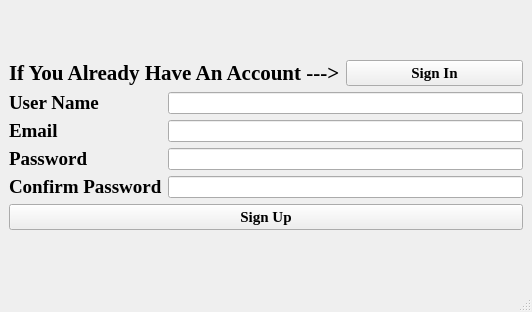
The window that src/qt/forms/newaccount.ui (HTHcoin/helpthehomelesscoin) describes before a commit, drawn with Qt 5.
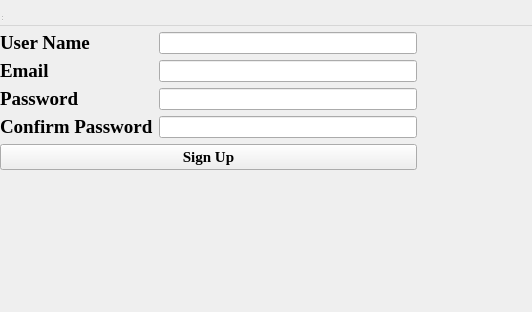
The same window after the commit.

What changed in the file:
```diff
--- a/src/qt/forms/newaccount.ui
+++ b/src/qt/forms/newaccount.ui
@@ -1,7 +1,7 @@
 <?xml version="1.0" encoding="UTF-8"?>
 <ui version="4.0">
  <class>newAccount</class>
- <widget class="QMainWindow" name="newAccount">
+ <widget class="QWidget" name="newAccount">
   <property name="geometry">
    <rect>
     <x>0</x>
```
